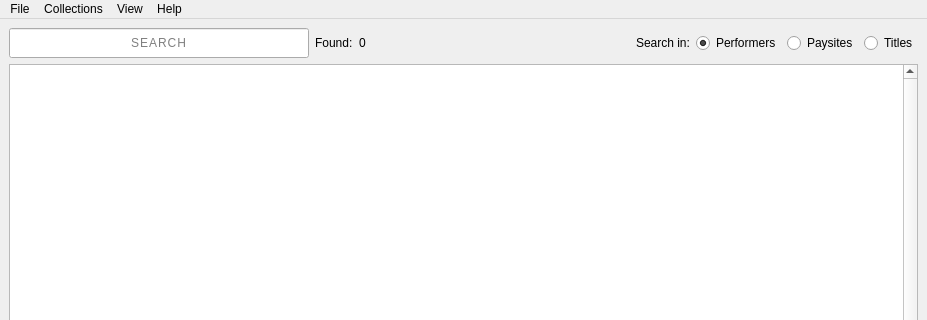
Above: src/sxtools/ui/mainwindow.ui from nschepsen/sxtools-manager before the change; both pictures show x 0 to 927 and y 0 to 320 of the 927 by 517 pixel window. Below: the same form after it.
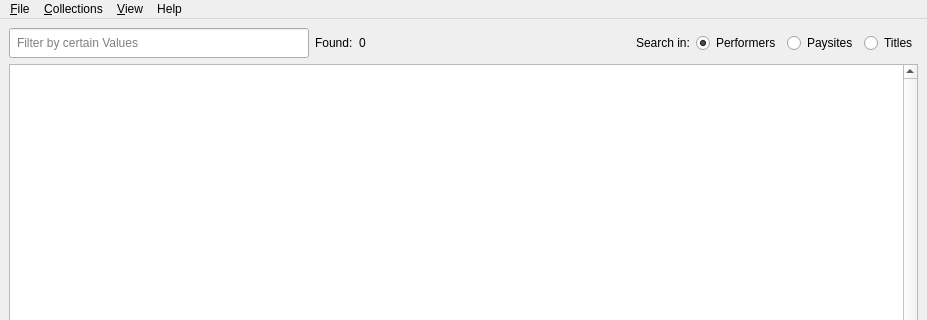
That is the form after the change. Icons and pictures are not drawn.

Commit message: Add filter for "Tagged|Untagged" scenes

Diff of the .ui file:
```diff
--- a/src/sxtools/ui/mainwindow.ui
+++ b/src/sxtools/ui/mainwindow.ui
@@ -44,13 +44,13 @@
          <string/>
         </property>
         <property name="styleSheet">
-         <string notr="true">letter-spacing: 1px;</string>
+         <string notr="true">padding-left: 5px;</string>
         </property>
         <property name="alignment">
-         <set>Qt::AlignCenter</set>
+         <set>Qt::AlignLeading|Qt::AlignLeft|Qt::AlignVCenter</set>
         </property>
         <property name="placeholderText">
-         <string>SEARCH</string>
+         <string>Filter by certain Values</string>
         </property>
         <property name="clearButtonEnabled">
          <bool>true</bool>
@@ -191,7 +191,7 @@
    </property>
    <widget class="QMenu" name="mFile">
     <property name="title">
-     <string>File</string>
+     <string>&amp;File</string>
     </property>
     <addaction name="aOpen"/>
     <addaction name="aRelocate"/>
@@ -201,7 +201,7 @@
    </widget>
    <widget class="QMenu" name="mEdit">
     <property name="title">
-     <string>Collections</string>
+     <string>&amp;Collections</string>
     </property>
     <addaction name="actionAdd_a_Collection"/>
     <addaction name="separator"/>
@@ -218,7 +218,7 @@
    </widget>
    <widget class="QMenu" name="menuView">
     <property name="title">
-     <string>View</string>
+     <string>&amp;View</string>
     </property>
     <addaction name="actionSortByPerformers"/>
     <addaction name="actionSortByTitle"/>
```
Left out of the diff: 51 changed lines with no effect on the pictures. The commit also changes 3 other files.
